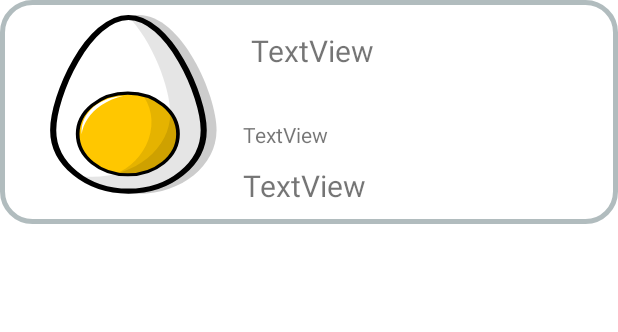
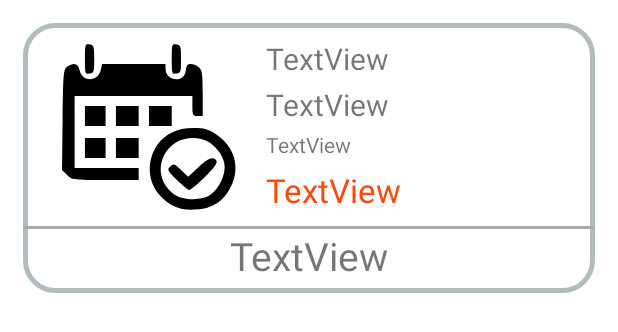
Before and after one commit to okbayby22/FinalProjectMobile, an Android app: the layout reservation_item.xml on its own in the app's theme, with its tools: preview values and no code run, on a phone screen of 412 x 824 dp. Shown: the top 332 px of the screen. Run offline under Robolectric (Android 15) with nearby library versions, the phone set to English and light mode, and no system bars.

Commit message:
[Huytnmce140289]_UpdateReservation

```diff
--- a/PRM_Subject/FinalProjectApp/BuffetRestaurent/app/src/main/AndroidManifest.xml
+++ b/PRM_Subject/FinalProjectApp/BuffetRestaurent/app/src/main/AndroidManifest.xml
@@ -19,19 +19,19 @@
             android:name=".Controler.UserProfile"
             android:parentActivityName=".Controler.HomePage" />
         <activity android:name=".HomePageStaff" />
-        <activity android:name=".MainActivity" />
+        <activity android:name=".AddReservation" />
         <activity
             android:name=".Controler.HomePage"
             android:theme="@style/Theme.AppCompat.NoActionBar" />
         <activity android:name=".UpdateReservation" />
-        <activity android:name=".ConfirmReservation">
+        <activity android:name=".MainActivity">
             <intent-filter>
                 <action android:name="android.intent.action.MAIN" />
 
                 <category android:name="android.intent.category.LAUNCHER" />
             </intent-filter>
         </activity>
-        <activity android:name=".AddReservation" />
+        <activity android:name=".ConfirmReservation" />
     </application>
 
 </manifest>
--- a/PRM_Subject/FinalProjectApp/BuffetRestaurent/app/src/main/java/com/example/buffetrestaurent/Model/Customer.java
+++ b/PRM_Subject/FinalProjectApp/BuffetRestaurent/app/src/main/java/com/example/buffetrestaurent/Model/Customer.java
@@ -7,7 +7,7 @@ public class Customer {
 
     @SerializedName("id")
     @Expose
-    private int customerId;
+    private String customerId;
     private String customerName;
     private String customerEmail;
     private String customerAddress;
@@ -35,11 +35,11 @@ public class Customer {
         this.customerAvatar = customerAvatar;
     }
 
-    public int getCustomerId() {
+    public String getCustomerId() {
         return customerId;
     }
 
-    public void setCustomerId(int customerId) {
+    public void setCustomerId(String customerId) {
         this.customerId = customerId;
     }
 
--- /dev/null
+++ b/PRM_Subject/FinalProjectApp/BuffetRestaurent/app/src/main/res/drawable/rc_reser_date.xml
@@ -0,0 +1,46 @@
+<vector xmlns:android="http://schemas.android.com/apk/res/android"
+    android:width="90dp"
+    android:height="90dp"
+    android:viewportWidth="90"
+    android:viewportHeight="90">
+    <path
+        android:pathData="M14,10.5c0,7.4 0.1,7.6 2.3,7.3 2,-0.3 2.2,-0.8 2.2,-7.3 0,-6.5 -0.2,-7 -2.2,-7.3 -2.2,-0.3 -2.3,-0.1 -2.3,7.3z"
+        android:fillColor="#000000"
+        android:strokeColor="#00000000"/>
+    <path
+        android:pathData="M56,10.5c0,7.4 0.1,7.6 2.3,7.3 2,-0.3 2.2,-0.8 2.2,-7.3 0,-6.5 -0.2,-7 -2.2,-7.3 -2.2,-0.3 -2.3,-0.1 -2.3,7.3z"
+        android:fillColor="#000000"
+        android:strokeColor="#00000000"/>
+    <path
+        android:pathData="M5.4,14.4c-1.8,1.3 -1.9,3 -2.2,26.5l-0.3,25.1 2.5,2.5c2.5,2.5 2.8,2.5 18.6,2.5l16,-0 0,-3 0,-3 -15.5,-0 -15.5,-0 0,-18 0,-18 28.5,-0 28.5,-0 0,5c0,4.7 0.2,5 2.5,5l2.5,-0 0,-11.3c0,-9.8 -0.3,-11.6 -1.8,-13 -1,-1 -2.8,-1.7 -4,-1.7 -1.6,-0 -2.1,0.7 -2.4,3.2 -0.6,6.5 -9.8,5.7 -9.8,-0.9l0,-2.3 -15.4,-0 -15.3,-0 -0.6,2.9c-1.3,6.2 -9.1,6.3 -10.3,0.1 -0.7,-3.3 -2.8,-3.9 -6,-1.6z"
+        android:fillColor="#000000"
+        android:strokeColor="#00000000"/>
+    <path
+        android:pathData="M14,39l0,5 5,-0 5,-0 0,-5 0,-5 -5,-0 -5,-0 0,5z"
+        android:fillColor="#000000"
+        android:strokeColor="#00000000"/>
+    <path
+        android:pathData="M29,39l0,5 5.5,-0 5.5,-0 0,-5 0,-5 -5.5,-0 -5.5,-0 0,5z"
+        android:fillColor="#000000"
+        android:strokeColor="#00000000"/>
+    <path
+        android:pathData="M45,39l0,5 5.5,-0 5.5,-0 0,-5 0,-5 -5.5,-0 -5.5,-0 0,5z"
+        android:fillColor="#000000"
+        android:strokeColor="#00000000"/>
+    <path
+        android:pathData="M56.1,47.2c-11.3,5.6 -14.3,21.8 -5.9,31.4 4.9,5.6 10,7.7 17.4,7.2 8.2,-0.5 13.4,-4 17,-11.4 4.7,-9.6 1.9,-20.1 -7,-26.2 -4.2,-2.7 -5.7,-3.2 -11,-3.2 -4.2,-0 -7.4,0.7 -10.5,2.2zM72.9,51.5c4.3,2.2 7.8,6.9 8.6,11.5 0.8,4.9 -2.4,12.2 -6.8,15.4 -4.1,3 -13.1,2.9 -17.5,-0.2 -9,-6.5 -8.6,-19.6 0.8,-25.9 3.9,-2.7 10.6,-3.1 14.9,-0.8z"
+        android:fillColor="#000000"
+        android:strokeColor="#00000000"/>
+    <path
+        android:pathData="M68.8,64.7l-4.8,4.7 -3.5,-3.4c-3.3,-3.2 -3.6,-3.3 -5.2,-1.7 -1.6,1.6 -1.4,2 3.2,6.7 2.7,2.7 5.4,5 6,5 0.6,-0 3.9,-2.9 7.4,-6.4 4.3,-4.4 6.2,-6.9 5.8,-8 -1.1,-2.8 -4.1,-1.7 -8.9,3.1z"
+        android:fillColor="#000000"
+        android:strokeColor="#00000000"/>
+    <path
+        android:pathData="M14,55l0,5 5,-0 5,-0 0,-5 0,-5 -5,-0 -5,-0 0,5z"
+        android:fillColor="#000000"
+        android:strokeColor="#00000000"/>
+    <path
+        android:pathData="M29,55l0,5 5.5,-0 5.5,-0 0,-5 0,-5 -5.5,-0 -5.5,-0 0,5z"
+        android:fillColor="#000000"
+        android:strokeColor="#00000000"/>
+</vector>
--- a/PRM_Subject/FinalProjectApp/BuffetRestaurent/app/src/main/res/layout/activity_cancel_reservation.xml
+++ b/PRM_Subject/FinalProjectApp/BuffetRestaurent/app/src/main/res/layout/activity_cancel_reservation.xml
@@ -10,10 +10,14 @@
     <androidx.recyclerview.widget.RecyclerView
         android:id="@+id/recycler"
         android:layout_width="match_parent"
-        android:layout_height="729dp"
+        android:layout_height="wrap_content"
+        android:layout_marginEnd="1dp"
+        android:layout_marginRight="1dp"
+        android:layout_marginBottom="22dp"
         app:layout_constraintBottom_toBottomOf="parent"
         app:layout_constraintEnd_toEndOf="parent"
         app:layout_constraintStart_toStartOf="parent"
         app:layout_constraintTop_toTopOf="parent"
         tools:ignore="MissingConstraints" />
+
 </androidx.constraintlayout.widget.ConstraintLayout>
--- a/PRM_Subject/FinalProjectApp/BuffetRestaurent/app/src/main/res/layout/reservation_item.xml
+++ b/PRM_Subject/FinalProjectApp/BuffetRestaurent/app/src/main/res/layout/reservation_item.xml
@@ -3,27 +3,34 @@
     xmlns:app="http://schemas.android.com/apk/res-auto"
     xmlns:tools="http://schemas.android.com/tools"
     android:layout_width="match_parent"
+    android:layout_height="180dp"
+    android:background="@drawable/border_layout"
+    android:layout_marginVertical="15dp"
+    android:layout_marginHorizontal="15dp"
+    android:orientation="vertical">
+
+    <LinearLayout
+        android:id="@+id/linear1"
+        android:layout_width="match_parent"
         android:layout_height="wrap_content"
-    android:background="@drawable/border_layout"
-    >
+        android:orientation="horizontal">
 
         <ImageView
             android:id="@+id/CancelReservation_Img"
             android:layout_width="124dp"
-        android:layout_height="129dp"
+            android:layout_height="120dp"
             android:layout_marginStart="22dp"
             android:layout_marginLeft="22dp"
             android:layout_marginTop="10dp"
             android:layout_marginEnd="16dp"
             android:layout_marginRight="16dp"
-        android:layout_marginBottom="10dp"
+            android:layout_marginBottom="0dp"
             android:scaleType="fitXY"
-        android:src="@drawable/store_icon"
-        />
+            android:src="@drawable/rc_reser_date" />
 
         <LinearLayout
             android:id="@+id/linear"
-        android:layout_width="247dp"
+            android:layout_width="249dp"
             android:layout_height="wrap_content"
             android:orientation="vertical">
 
@@ -31,13 +38,26 @@
             <TextView
                 android:id="@+id/CancelReservation_Date"
                 android:layout_width="222dp"
-            android:layout_height="50dp"
-            android:layout_marginStart="5dp"
-            android:layout_marginLeft="5dp"
-            android:layout_marginTop="20dp"
+                android:layout_height="25dp"
+                android:layout_marginStart="0dp"
+                android:layout_marginLeft="0dp"
+                android:layout_marginTop="10dp"
                 android:layout_marginEnd="72dp"
                 android:layout_marginRight="72dp"
-            android:layout_marginBottom="10dp"
+                android:layout_marginBottom="5dp"
+                android:text="TextView"
+                android:textSize="20sp" />
+
+            <TextView
+                android:id="@+id/CancelReservation_Time"
+                android:layout_width="222dp"
+                android:layout_height="25dp"
+                android:layout_marginStart="0dp"
+                android:layout_marginLeft="0dp"
+                android:layout_marginTop="0dp"
+                android:layout_marginEnd="72dp"
+                android:layout_marginRight="72dp"
+                android:layout_marginBottom="5dp"
                 android:text="TextView"
                 android:textSize="20sp" />
 
@@ -45,23 +65,42 @@
                 android:id="@+id/CancelReservation_NumOfTicket"
                 android:layout_width="wrap_content"
                 android:layout_height="20dp"
-            android:layout_marginBottom="10dp"
-            android:textSize="14dp"
-            android:text="TextView" />
+                android:layout_marginBottom="5dp"
+                android:text="TextView"
+                android:textSize="14dp" />
 
             <TextView
                 android:id="@+id/CancelReservation_Price"
                 android:layout_width="wrap_content"
                 android:layout_height="wrap_content"
-            android:layout_marginBottom="10dp"
+                android:layout_marginBottom="0dp"
                 android:text="TextView"
-            android:textSize="20dp" />
+                android:textColor="@color/orangePrimary"
+                android:textSize="22dp" />
 
         </LinearLayout>
+    </LinearLayout>
 
+    <LinearLayout
+        android:id="@+id/linear2"
+        android:layout_width="match_parent"
+        android:layout_height="wrap_content"
+        android:orientation="vertical">
 
-    <RelativeLayout
-        android:layout_width="wrap_content"
-        android:layout_height="match_parent"
-        android:background="#FF00FF" />
+        <View
+            android:layout_width="match_parent"
+            android:layout_height="2dp"
+            android:layout_marginTop="5dp"
+            android:background="@android:color/darker_gray" />
+
+        <TextView
+            android:id="@+id/CancelReservation_Status"
+            android:layout_width="match_parent"
+            android:layout_height="wrap_content"
+            android:layout_marginTop="0dp"
+            android:layout_marginBottom="1dp"
+            android:gravity="center"
+            android:text="TextView"
+            android:textSize="26dp" />
     </LinearLayout>
+</LinearLayout>
--- a/PRM_Subject/FinalProjectApp/BuffetRestaurent/app/src/main/res/values/colors.xml
+++ b/PRM_Subject/FinalProjectApp/BuffetRestaurent/app/src/main/res/values/colors.xml
@@ -11,4 +11,7 @@
     <color name="Red">#FF0000</color>
     <color name="ThemeBackground">#F2F2F2</color>
     <color name="onPrimary">#ADADAF</color>
+    <color name="orangePrimary">#FA4A0C</color>
+    <color name="success">#23C633</color>
+    <color name="failed">#FB0202</color>
 </resources>
--- a/PRM_Subject/FinalProjectApp/BuffetRestaurent/app/src/main/res/values/strings.xml
+++ b/PRM_Subject/FinalProjectApp/BuffetRestaurent/app/src/main/res/values/strings.xml
@@ -23,5 +23,8 @@
     <string name="strName">Name</string>
     <string name="strPhone">Phone</string>
     <string name="strAddress">Address</string>
+    <string name="strHome">Home</string>
+    <string name="strViewRes">Reservations History</string>
+    <string name="strAddRes">Reservations</string>
 
 </resources>
```
Also changed, not shown: PRM_Subject/FinalProjectApp/BuffetRestaurent/app/src/main/java/com/example/buffetrestaurent/Adapter/ReservationAdapter.java (+23 -1 lines), PRM_Subject/FinalProjectApp/BuffetRestaurent/app/src/main/java/com/example/buffetrestaurent/AddReservation.java (+52 -18 lines), PRM_Subject/FinalProjectApp/BuffetRestaurent/app/src/main/java/com/example/buffetrestaurent/CancelReservation.java (+114 -21 lines), PRM_Subject/FinalProjectApp/BuffetRestaurent/app/src/main/java/com/example/buffetrestaurent/Controler/HomePage.java (+6 -1 lines), PRM_Subject/FinalProjectApp/BuffetRestaurent/app/src/main/java/com/example/buffetrestaurent/Model/Reservation.java (+7 -7 lines), PRM_Subject/FinalProjectApp/BuffetRestaurent/app/src/main/java/com/example/buffetrestaurent/UpdateReservation.java (+16 -16 lines). Lines whose indentation alone changed are shown as unchanged.
